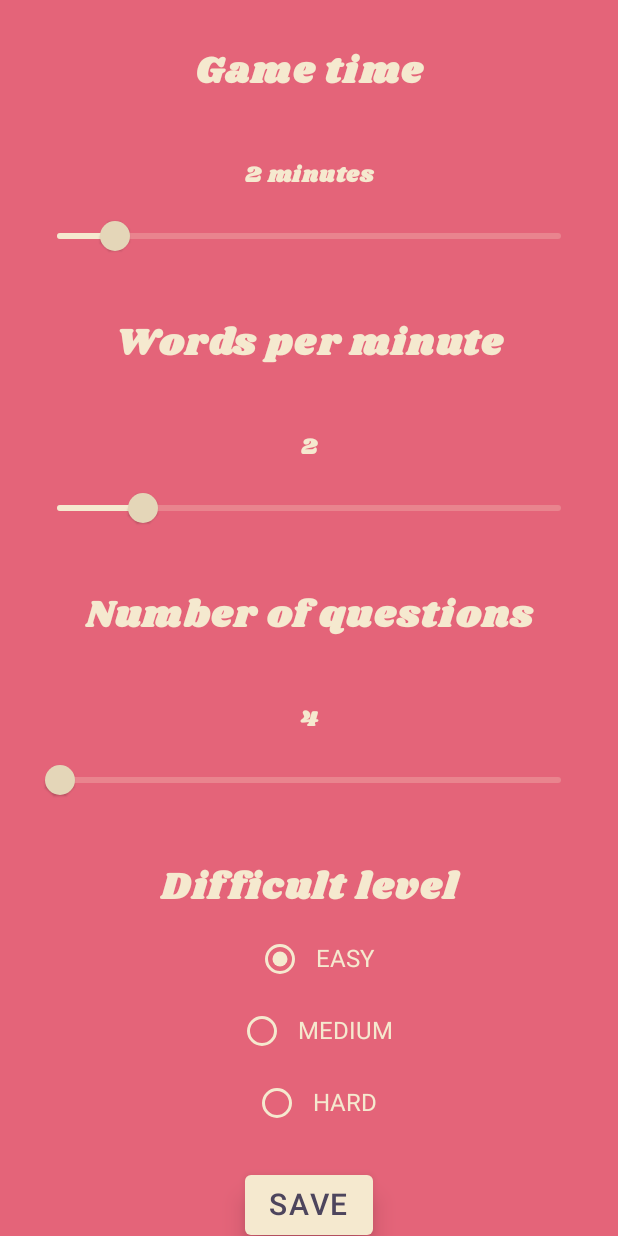
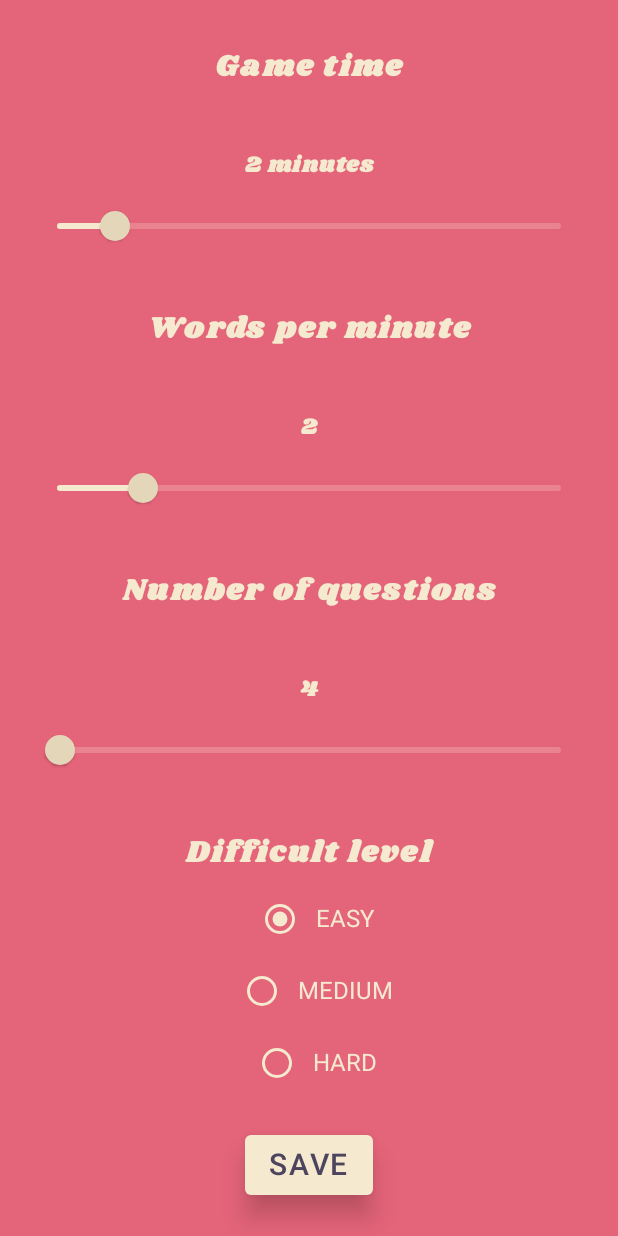
Before and after one commit to Risto12/MorseCodeGame, an Android app built with Jetpack Compose: the OptionsActivity screen opened directly, with no data from a screen before it, on a phone screen of 412 x 824 dp. Run offline under Robolectric (Android 15) with nearby library versions, the phone set to English and light mode, and no system bars; our stand-ins replace Dagger/Hilt's generated code, Room's generated code.

Commit message:
fix: styling improvement

```diff
--- a/app/src/main/java/com/example/morsecodegame/MainActivity.kt
+++ b/app/src/main/java/com/example/morsecodegame/MainActivity.kt
@@ -324,7 +324,8 @@ private fun BoxScope.MainMenu(
         ) {
             item {
                 SharedComposable.Header6(
-                    text = stringResource(R.string.app_name)
+                    text = stringResource(R.string.app_name),
+                    paddingBottom = 20.dp
                 )
             }
             item {
--- a/app/src/main/java/com/example/morsecodegame/MorseCodeLettersActivity.kt
+++ b/app/src/main/java/com/example/morsecodegame/MorseCodeLettersActivity.kt
@@ -118,8 +118,7 @@ fun MorseCodeLetters(
                 SharedComposable.DefaultHeaderText(
                     text = "Morse letters",
                     fontSize = 25.sp,
-                    color = MaterialTheme.colors.onPrimary,
-                    textDecoration = TextDecoration.Underline
+                    color = MaterialTheme.colors.onPrimary
                 )
             }
             MorseCodeLetter.values().forEach {
--- a/app/src/main/java/com/example/morsecodegame/OptionsActivity.kt
+++ b/app/src/main/java/com/example/morsecodegame/OptionsActivity.kt
@@ -174,7 +174,7 @@ private fun TextWithSlider(
 ) {
     SharedComposable.DefaultHeaderText(
         text = headerText,
-        fontSize = 25.sp
+        fontSize = 20.sp
     )
     SharedComposable.DefaultText(
         text = sliderText,
@@ -210,7 +210,7 @@ fun DifficultLevelRadioButtonsWithText(
     ) {
         SharedComposable.DefaultHeaderText(
             text = headerText,
-            fontSize = 25.sp,
+            fontSize = 20.sp,
             paddingBottom = 5.dp
         )
         radioOptions.forEach { difficultLevel ->
--- a/app/src/main/java/com/example/morsecodegame/ui/composables/SharedComposable.kt
+++ b/app/src/main/java/com/example/morsecodegame/ui/composables/SharedComposable.kt
@@ -159,12 +159,14 @@ object SharedComposable {
     @Composable
     fun Header6(
         text: String,
-        fontSize: TextUnit = 30.sp
+        fontSize: TextUnit = 30.sp,
+        paddingBottom: Dp = 40.dp
     ) {
         DefaultHeaderText(
             text = text,
             fontSize = fontSize,
-            textStyle = MaterialTheme.typography.h6
+            textStyle = MaterialTheme.typography.h6,
+            paddingBottom = paddingBottom
         )
     }
 }
```
